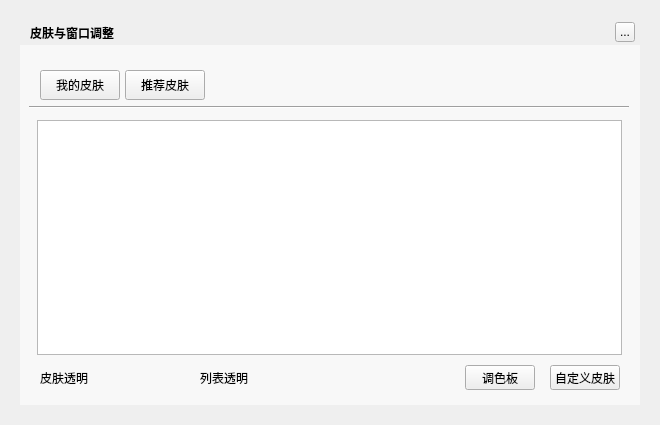
jjzhang166/Musicplayer, file TTKCore/musicUi/musicWidget/musicbackgroundskindialog.ui: the form before one commit.
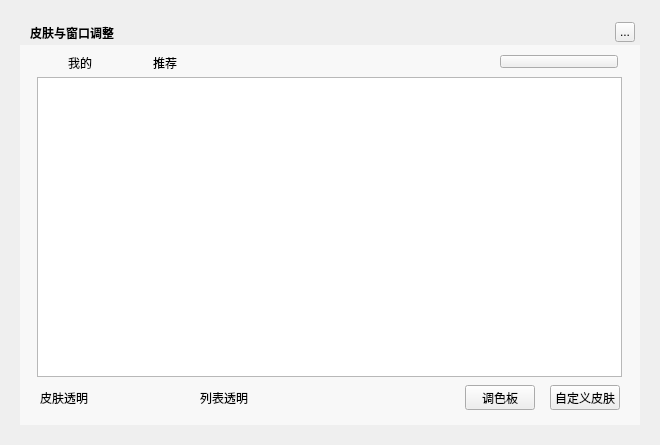
The form after the commit. Custom widgets are drawn as their Qt base class.

```diff
--- a/TTKCore/musicUi/musicWidget/musicbackgroundskindialog.ui
+++ b/TTKCore/musicUi/musicWidget/musicbackgroundskindialog.ui
@@ -7,7 +7,7 @@
     <x>0</x>
     <y>0</y>
     <width>660</width>
-    <height>425</height>
+    <height>445</height>
    </rect>
   </property>
   <property name="windowTitle">
@@ -19,7 +19,7 @@
      <x>20</x>
      <y>20</y>
      <width>620</width>
-     <height>385</height>
+     <height>405</height>
     </rect>
    </property>
    <property name="styleSheet">
@@ -58,11 +58,11 @@
     <string>...</string>
    </property>
   </widget>
-  <widget class="QPushButton" name="mySkin">
+  <widget class="MusicClickedLabel" name="mySkin">
    <property name="geometry">
     <rect>
      <x>40</x>
-     <y>70</y>
+     <y>48</y>
      <width>80</width>
      <height>30</height>
     </rect>
@@ -71,14 +71,17 @@
     <cursorShape>PointingHandCursor</cursorShape>
    </property>
    <property name="text">
-    <string>我的皮肤</string>
+    <string>我的</string>
+   </property>
+   <property name="alignment">
+    <set>Qt::AlignCenter</set>
    </property>
   </widget>
-  <widget class="QPushButton" name="netSkin">
+  <widget class="MusicClickedLabel" name="netSkin">
    <property name="geometry">
     <rect>
      <x>125</x>
-     <y>70</y>
+     <y>48</y>
      <width>80</width>
      <height>30</height>
     </rect>
@@ -87,16 +90,19 @@
     <cursorShape>PointingHandCursor</cursorShape>
    </property>
    <property name="text">
-    <string>推荐皮肤</string>
+    <string>推荐</string>
+   </property>
+   <property name="alignment">
+    <set>Qt::AlignCenter</set>
    </property>
   </widget>
-  <widget class="QStackedWidget" name="stackedWidget">
+  <widget class="MusicAnimationStackedWidget" name="stackedWidget">
    <property name="geometry">
     <rect>
      <x>37</x>
-     <y>120</y>
+     <y>77</y>
      <width>585</width>
-     <height>235</height>
+     <height>300</height>
     </rect>
    </property>
    <property name="currentIndex">
@@ -105,24 +111,11 @@
    <widget class="MusicBackgroundListWidget" name="themeListWidget"/>
    <widget class="MusicBackgroundRemoteWidget" name="remoteWidget"/>
   </widget>
-  <widget class="Line" name="line">
-   <property name="geometry">
-    <rect>
-     <x>29</x>
-     <y>105</y>
-     <width>600</width>
-     <height>5</height>
-    </rect>
-   </property>
-   <property name="orientation">
-    <enum>Qt::Horizontal</enum>
-   </property>
-  </widget>
   <widget class="QPushButton" name="customSkin">
    <property name="geometry">
     <rect>
      <x>550</x>
-     <y>365</y>
+     <y>385</y>
      <width>70</width>
      <height>25</height>
     </rect>
@@ -138,7 +131,7 @@
    <property name="geometry">
     <rect>
      <x>465</x>
-     <y>365</y>
+     <y>385</y>
      <width>70</width>
      <height>25</height>
     </rect>
@@ -156,18 +149,18 @@
      <x>20</x>
      <y>45</y>
      <width>620</width>
-     <height>360</height>
+     <height>380</height>
     </rect>
    </property>
    <property name="styleSheet">
     <string notr="true">background:rgba(255,255,255,150)</string>
    </property>
   </widget>
-  <widget class="MusicBackgroundPopWidget" name="listTransparentButton">
+  <widget class="MusicBackgroundPopWidget" name="listTransparentButton" native="true">
    <property name="geometry">
     <rect>
      <x>265</x>
-     <y>365</y>
+     <y>385</y>
      <width>70</width>
      <height>25</height>
     </rect>
@@ -180,7 +173,7 @@
    <property name="geometry">
     <rect>
      <x>200</x>
-     <y>365</y>
+     <y>385</y>
      <width>60</width>
      <height>25</height>
     </rect>
@@ -193,7 +186,7 @@
    <property name="geometry">
     <rect>
      <x>40</x>
-     <y>365</y>
+     <y>385</y>
      <width>60</width>
      <height>25</height>
     </rect>
@@ -202,11 +195,11 @@
     <string>皮肤透明</string>
    </property>
   </widget>
-  <widget class="MusicBackgroundPopWidget" name="skinTransparentButton">
+  <widget class="MusicBackgroundPopWidget" name="skinTransparentButton" native="true">
    <property name="geometry">
     <rect>
      <x>105</x>
-     <y>365</y>
+     <y>385</y>
      <width>70</width>
      <height>25</height>
     </rect>
@@ -218,6 +211,32 @@
     <string notr="true"/>
    </property>
   </widget>
+  <widget class="QLabel" name="arrowLabel">
+   <property name="geometry">
+    <rect>
+     <x>75</x>
+     <y>70</y>
+     <width>9</width>
+     <height>7</height>
+    </rect>
+   </property>
+  </widget>
+  <widget class="QPushButton" name="resetWindowButton">
+   <property name="geometry">
+    <rect>
+     <x>500</x>
+     <y>55</y>
+     <width>118</width>
+     <height>13</height>
+    </rect>
+   </property>
+   <property name="cursor">
+    <cursorShape>PointingHandCursor</cursorShape>
+   </property>
+   <property name="text">
+    <string/>
+   </property>
+  </widget>
   <zorder>background</zorder>
   <zorder>backgroundMask</zorder>
   <zorder>topTitleName</zorder>
@@ -225,13 +244,14 @@
   <zorder>mySkin</zorder>
   <zorder>netSkin</zorder>
   <zorder>stackedWidget</zorder>
-  <zorder>line</zorder>
   <zorder>customSkin</zorder>
   <zorder>paletteButton</zorder>
   <zorder>listTransparentLabel</zorder>
   <zorder>skinTransparentLabel</zorder>
   <zorder>listTransparentButton</zorder>
   <zorder>skinTransparentButton</zorder>
+  <zorder>arrowLabel</zorder>
+  <zorder>resetWindowButton</zorder>
  </widget>
  <customwidgets>
   <customwidget>
@@ -252,6 +272,18 @@
    <header>musicbackgroundpopwidget.h</header>
    <container>1</container>
   </customwidget>
+  <customwidget>
+   <class>MusicAnimationStackedWidget</class>
+   <extends>QStackedWidget</extends>
+   <header>musicanimationstackedwidget.h</header>
+   <container>1</container>
+  </customwidget>
+  <customwidget>
+   <class>MusicClickedLabel</class>
+   <extends>QLabel</extends>
+   <header>musicclickedlabel.h</header>
+   <container>1</container>
+  </customwidget>
  </customwidgets>
  <resources/>
  <connections/>
```
